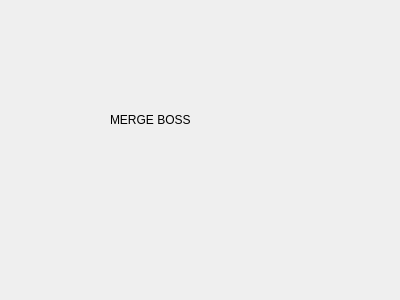
Above: Presentation/MainWidget.ui from TarcaAndrei/NotesApp before the change. Below: the same form after it.
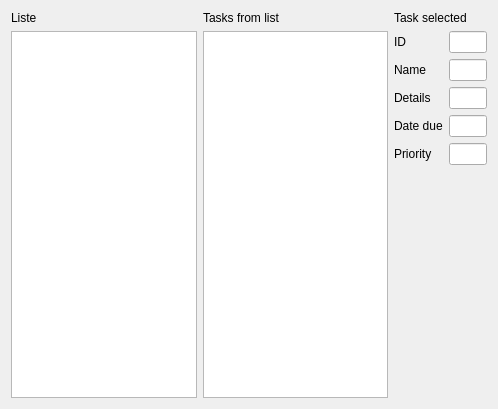
That is the form after the change.

Patch:
```diff
--- a/Presentation/MainWidget.ui
+++ b/Presentation/MainWidget.ui
@@ -6,32 +6,100 @@
    <rect>
     <x>0</x>
     <y>0</y>
-    <width>400</width>
-    <height>300</height>
+    <width>498</width>
+    <height>409</height>
    </rect>
   </property>
   <property name="windowTitle">
    <string>MainWidget</string>
   </property>
-  <widget class="QWidget" name="verticalLayoutWidget">
-   <property name="geometry">
-    <rect>
-     <x>110</x>
-     <y>80</y>
-     <width>160</width>
-     <height>80</height>
-    </rect>
-   </property>
-   <layout class="QVBoxLayout" name="verticalLayout">
-    <item>
-     <widget class="QLabel" name="label">
-      <property name="text">
-       <string>MERGE BOSS</string>
-      </property>
-     </widget>
-    </item>
-   </layout>
-  </widget>
+  <layout class="QGridLayout" name="gridLayout_2">
+   <item row="0" column="0">
+    <layout class="QGridLayout" name="gridLayout">
+     <item row="1" column="0" alignment="Qt::AlignLeft">
+      <widget class="QListView" name="listView"/>
+     </item>
+     <item row="1" column="2">
+      <layout class="QFormLayout" name="formLayout">
+       <item row="0" column="0">
+        <widget class="QLabel" name="iDLabel">
+         <property name="text">
+          <string>ID</string>
+         </property>
+        </widget>
+       </item>
+       <item row="0" column="1">
+        <widget class="QLineEdit" name="iDLineEdit"/>
+       </item>
+       <item row="1" column="0">
+        <widget class="QLabel" name="nameLabel">
+         <property name="text">
+          <string>Name</string>
+         </property>
+        </widget>
+       </item>
+       <item row="1" column="1">
+        <widget class="QLineEdit" name="nameLineEdit"/>
+       </item>
+       <item row="2" column="0">
+        <widget class="QLabel" name="detailsLabel">
+         <property name="text">
+          <string>Details</string>
+         </property>
+        </widget>
+       </item>
+       <item row="2" column="1">
+        <widget class="QLineEdit" name="detailsLineEdit"/>
+       </item>
+       <item row="3" column="0">
+        <widget class="QLabel" name="dateDueLabel">
+         <property name="text">
+          <string>Date due</string>
+         </property>
+        </widget>
+       </item>
+       <item row="3" column="1">
+        <widget class="QLineEdit" name="dateDueLineEdit"/>
+       </item>
+       <item row="4" column="0">
+        <widget class="QLabel" name="priorityLabel">
+         <property name="text">
+          <string>Priority</string>
+         </property>
+        </widget>
+       </item>
+       <item row="4" column="1">
+        <widget class="QLineEdit" name="priorityLineEdit"/>
+       </item>
+      </layout>
+     </item>
+     <item row="0" column="0">
+      <widget class="QLabel" name="label">
+       <property name="text">
+        <string>Liste</string>
+       </property>
+      </widget>
+     </item>
+     <item row="0" column="1">
+      <widget class="QLabel" name="label_2">
+       <property name="text">
+        <string>Tasks from list</string>
+       </property>
+      </widget>
+     </item>
+     <item row="0" column="2">
+      <widget class="QLabel" name="label_3">
+       <property name="text">
+        <string>Task selected</string>
+       </property>
+      </widget>
+     </item>
+     <item row="1" column="1">
+      <widget class="QListView" name="listView_2"/>
+     </item>
+    </layout>
+   </item>
+  </layout>
  </widget>
  <resources/>
  <connections/>
```
